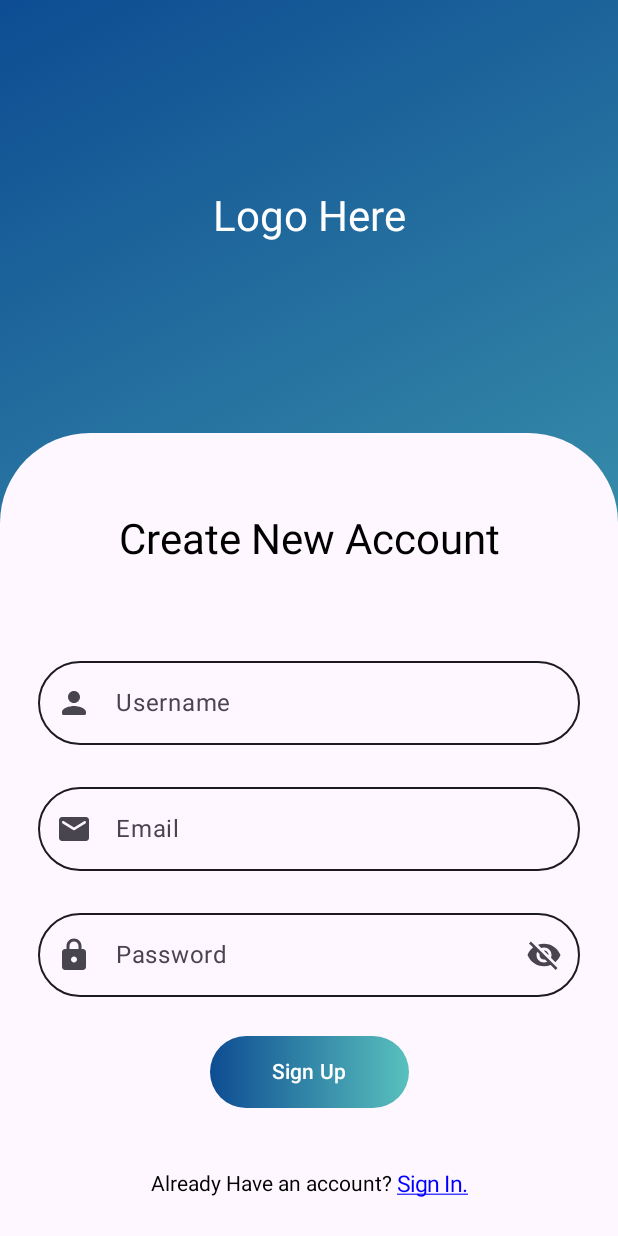
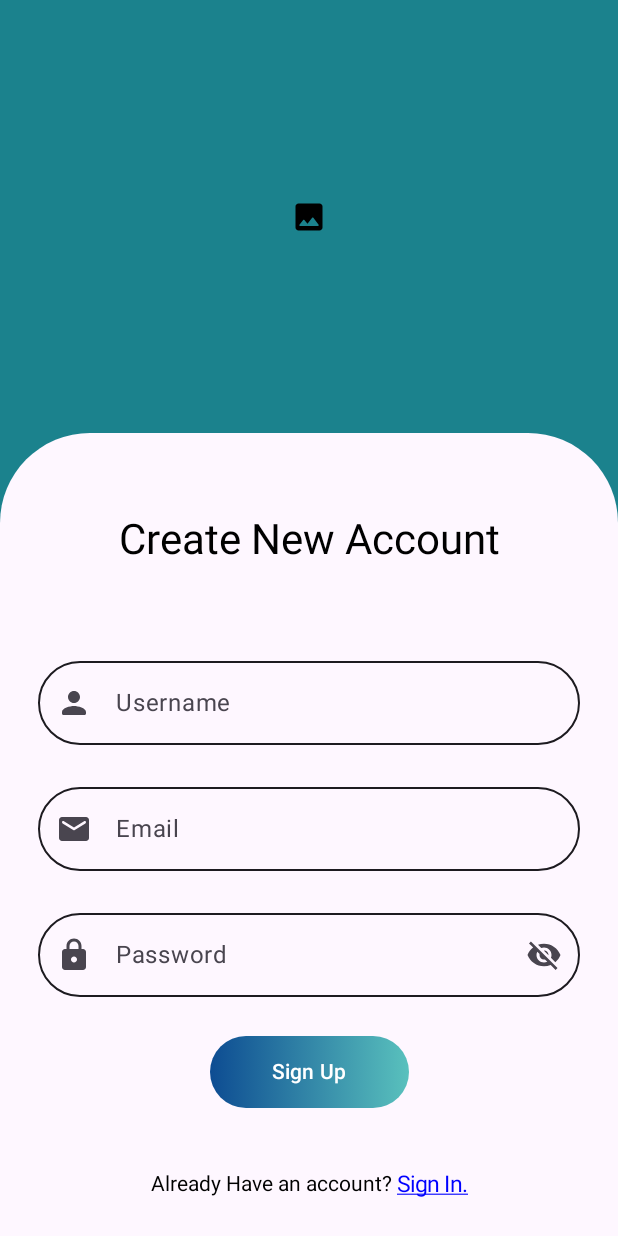
Before and after one commit to badcapitainn/progressio, an Android app built with Jetpack Compose: the screen it shows after launch (MainActivity), after a tap on "Sign Up.", on a phone screen of 412 x 824 dp. Run offline under Robolectric (Android 15) with nearby library versions, the phone set to English and light mode, and no system bars; our stand-ins replace Dagger/Hilt's generated code, Firebase (no records; nobody signed in at launch, a user with empty details on screens opened directly); 1 other tap on this screen came first.

Commit message:
splash screen and color animations

```diff
--- a/app/src/main/java/com/example/progressio/components/GradientBox.kt
+++ b/app/src/main/java/com/example/progressio/components/GradientBox.kt
@@ -1,13 +1,21 @@
 package com.example.progressio.components
 
+import androidx.compose.animation.animateColor
+import androidx.compose.animation.core.InfiniteRepeatableSpec
+import androidx.compose.animation.core.RepeatMode
+import androidx.compose.animation.core.infiniteRepeatable
+import androidx.compose.animation.core.rememberInfiniteTransition
+import androidx.compose.animation.core.tween
 import androidx.compose.foundation.background
 import androidx.compose.foundation.layout.Box
 import androidx.compose.foundation.layout.BoxScope
 import androidx.compose.runtime.Composable
+import androidx.compose.runtime.getValue
 import androidx.compose.ui.Modifier
 import androidx.compose.ui.graphics.Brush
 import com.example.progressio.ui.theme.Blue
 import com.example.progressio.ui.theme.Tail600
+import com.example.progressio.ui.theme.Tail700
 
 @Composable
 fun GradientBox(
@@ -15,13 +23,19 @@ fun GradientBox(
     content: @Composable BoxScope.() -> Unit
 
 ){
+    val infiniteTransition = rememberInfiniteTransition(label = "")
+    val color by infiniteTransition.animateColor(
+        initialValue = Blue,
+        targetValue = Tail700,
+        animationSpec = infiniteRepeatable(
+            tween(
+                durationMillis = 4000
+            ),
+            repeatMode = RepeatMode.Reverse
+        ), label = ""
+    )
     Box(
-        modifier = modifier.background(brush = Brush.linearGradient(
-            listOf(
-                Blue,
-                Tail600
-            )
-        ))
+        modifier = modifier.background(color)
     ) {
         content()
     }
--- a/app/src/main/java/com/example/progressio/navigation/Screen.kt
+++ b/app/src/main/java/com/example/progressio/navigation/Screen.kt
@@ -3,6 +3,7 @@ package com.example.progressio.navigation
 sealed class Screen(
     val route: String
 ) {
+    object Splash: Screen(route = "SplashScreen")
     object Login : Screen(route = "LoginScreen")
     object SignUp: Screen(route = "SignUpScreen")
     object  Home: Screen(route = "HomeScreen")
--- a/app/src/main/java/com/example/progressio/navigation/navGraph.kt
+++ b/app/src/main/java/com/example/progressio/navigation/navGraph.kt
@@ -8,7 +8,9 @@ import com.example.progressio.firebase.FirebaseViewModel
 import com.example.progressio.screens.HomeScreen
 import com.example.progressio.screens.LoginScreen
 import com.example.progressio.screens.ProfileScreen
+import com.example.progressio.screens.ProjectScreen
 import com.example.progressio.screens.SignUpScreen
+import com.example.progressio.screens.SplashScreen
 
 @Composable
 fun SetupNavGraph(
@@ -17,8 +19,14 @@ fun SetupNavGraph(
 ){
     NavHost(
         navController = navController,
-        startDestination = Screen.Login.route
+        startDestination = Screen.Splash.route
     ){
+        composable(
+            route = Screen.Splash.route
+        ){
+            SplashScreen(navController)
+        }
+
         composable(
             route = Screen.Login.route
         ){
@@ -46,7 +54,7 @@ fun SetupNavGraph(
         composable(
             route = Screen.Project.route
         ){
-            ProfileScreen()
+            ProjectScreen()
         }
 
     }
--- a/app/src/main/java/com/example/progressio/screens/LoginScreen.kt
+++ b/app/src/main/java/com/example/progressio/screens/LoginScreen.kt
@@ -1,5 +1,6 @@
 package com.example.progressio.screens
 
+import androidx.compose.foundation.Image
 import androidx.compose.foundation.background
 import androidx.compose.foundation.layout.Arrangement
 import androidx.compose.foundation.layout.Box
@@ -14,6 +15,7 @@ import androidx.compose.foundation.layout.padding
 import androidx.compose.foundation.shape.RoundedCornerShape
 import androidx.compose.material.icons.Icons
 import androidx.compose.material.icons.rounded.Email
+import androidx.compose.material.icons.rounded.Image
 import androidx.compose.material.icons.rounded.Lock
 import androidx.compose.material3.Icon
 import androidx.compose.material3.MaterialTheme
@@ -64,11 +66,7 @@ fun LoginScreen(
                 contentAlignment = Alignment.Center
 
             ){
-                Text(
-                    text = "Logo Here",
-                    style = MaterialTheme.typography.headlineMedium,
-                    color = Color.White
-                )
+                Image(imageVector = Icons.Rounded.Image, contentDescription = "Logo here" )
             }
             Column(
                 modifier = Modifier
--- a/app/src/main/java/com/example/progressio/screens/SignUpScreen.kt
+++ b/app/src/main/java/com/example/progressio/screens/SignUpScreen.kt
@@ -1,5 +1,6 @@
 package com.example.progressio.screens
 
+import androidx.compose.foundation.Image
 import androidx.compose.foundation.background
 import androidx.compose.foundation.layout.Arrangement
 import androidx.compose.foundation.layout.Box
@@ -13,6 +14,7 @@ import androidx.compose.foundation.layout.padding
 import androidx.compose.foundation.shape.RoundedCornerShape
 import androidx.compose.material.icons.Icons
 import androidx.compose.material.icons.rounded.Email
+import androidx.compose.material.icons.rounded.Image
 import androidx.compose.material.icons.rounded.Lock
 import androidx.compose.material.icons.rounded.Person
 import androidx.compose.material3.CircularProgressIndicator
@@ -70,11 +72,7 @@ fun SignUpScreen(
                 contentAlignment = Alignment.Center
 
             ){
-                Text(
-                    text = "Logo Here",
-                    style = MaterialTheme.typography.headlineMedium,
-                    color = Color.White
-                )
+                Image(imageVector = Icons.Rounded.Image, contentDescription = "Logo here" )
             }
             Column(
                 modifier = Modifier
--- /dev/null
+++ b/app/src/main/java/com/example/progressio/screens/SplashScreen.kt
@@ -0,0 +1,79 @@
+package com.example.progressio.screens
+
+import android.window.SplashScreen
+import androidx.compose.animation.animateColor
+import androidx.compose.animation.core.RepeatMode
+import androidx.compose.animation.core.animateFloatAsState
+import androidx.compose.animation.core.infiniteRepeatable
+import androidx.compose.animation.core.rememberInfiniteTransition
+import androidx.compose.animation.core.tween
+import androidx.compose.foundation.Image
+import androidx.compose.foundation.background
+import androidx.compose.foundation.layout.Box
+import androidx.compose.foundation.layout.fillMaxSize
+import androidx.compose.material.icons.Icons
+import androidx.compose.material.icons.rounded.Image
+import androidx.compose.material.ripple.RippleAlpha
+import androidx.compose.material3.Icon
+import androidx.compose.runtime.Composable
+import androidx.compose.runtime.LaunchedEffect
+import androidx.compose.runtime.getValue
+import androidx.compose.runtime.setValue
+import androidx.compose.runtime.mutableStateOf
+import androidx.compose.runtime.remember
+import androidx.compose.ui.Alignment
+import androidx.compose.ui.Modifier
+import androidx.compose.ui.draw.alpha
+import androidx.compose.ui.res.painterResource
+import androidx.navigation.NavController
+import com.example.progressio.R
+import com.example.progressio.navigation.Screen
+import com.example.progressio.ui.theme.Blue
+import com.example.progressio.ui.theme.Tail700
+import kotlinx.coroutines.delay
+
+
+@Composable
+fun SplashScreen(
+    navController: NavController
+) {
+    var startAnimation by remember {
+        mutableStateOf(false)
+    }
+    var alphaAnimation = animateFloatAsState(
+        targetValue = if (startAnimation) 1f else 0f,
+        animationSpec = tween(durationMillis = 4000)
+    )
+    LaunchedEffect(key1 = true) {
+        startAnimation = true
+        delay(4000)
+        navController.popBackStack()
+        navController.navigate(route = Screen.Login.route)
+
+    }
+    Splash(alphaAnimation.value)
+}
+
+@Composable
+fun Splash(alpha: Float) {
+    val infiniteTransition = rememberInfiniteTransition(label = "")
+    val color by infiniteTransition.animateColor(
+        initialValue = Blue,
+        targetValue = Tail700,
+        animationSpec = infiniteRepeatable(
+            tween(
+                durationMillis = 1000
+            ),
+            repeatMode = RepeatMode.Reverse
+        ), label = ""
+    )
+    Box(
+        modifier = Modifier
+            .background(color)
+            .fillMaxSize(),
+        contentAlignment = Alignment.Center
+    ){
+        //Icon(modifier = Modifier.alpha(alpha), imageVector = Icons.Rounded.Image, contentDescription = "Logo here")
+        Image(modifier = Modifier.alpha(alpha), painter = painterResource(id = R.drawable.mylogo), contentDescription = "mylogo")
+    }
+}
--- a/app/src/main/java/com/example/progressio/ui/theme/Color.kt
+++ b/app/src/main/java/com/example/progressio/ui/theme/Color.kt
@@ -12,3 +12,4 @@ val Pink40 = Color(0xFF7D5260)
 
 val Blue = Color(0xFF0D4C92)
 val Tail600 = Color(0xFF59C1BD)
+val Tail700 = Color(0xFF238F8B)
```
Also changed, not shown: app/src/main/res/drawable/mylogo.png (added).
